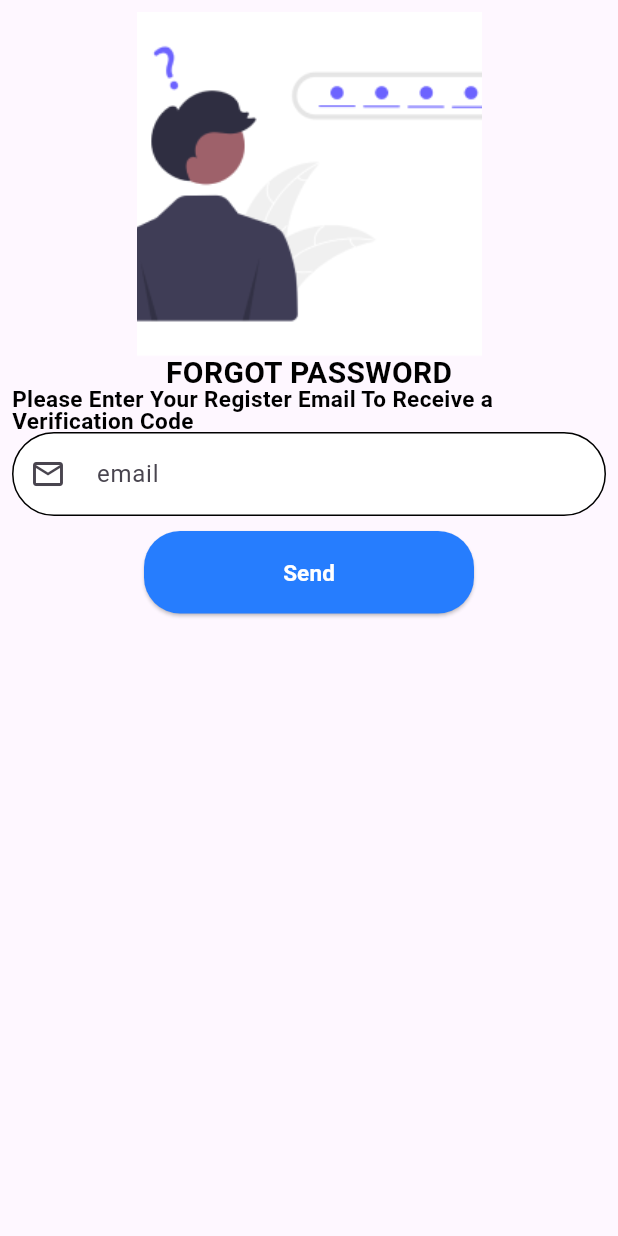
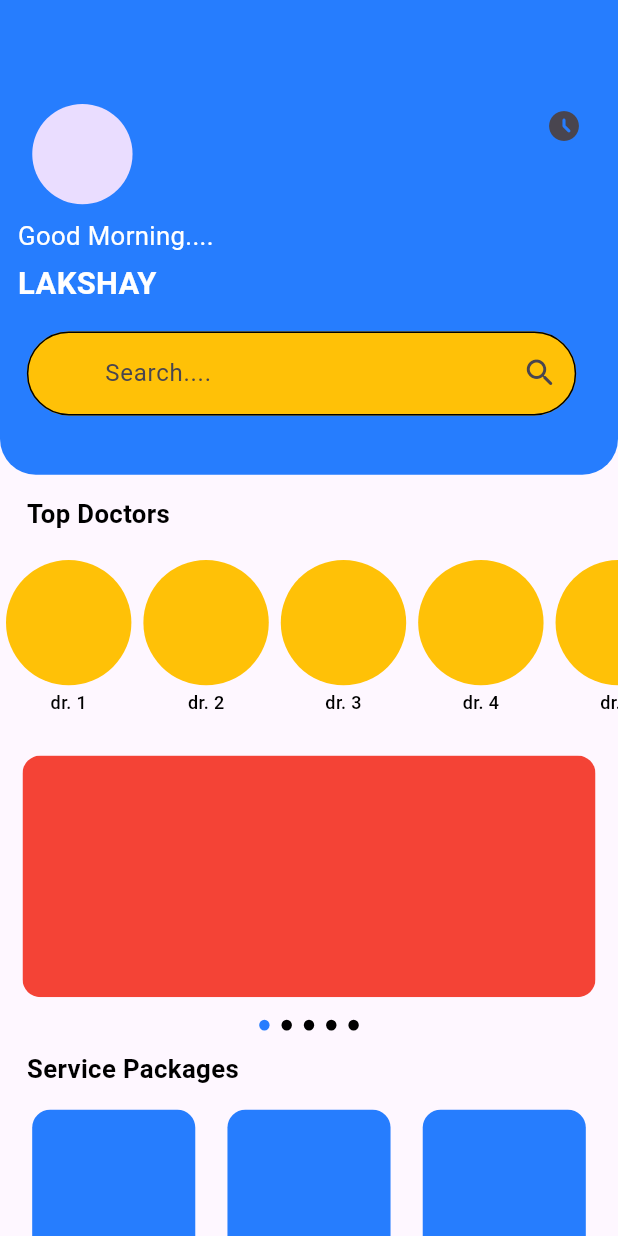
Before and after one commit to mo3tazamer/doctor_appointment, a Flutter app: the screen it shows after launch, on a phone screen of 412 x 824 dp. Run offline on Flutter 3.47's test engine with Material 3 defaults, Android fonts, the phone set to English and light mode, and no system bars; drawn by our look-alikes of smooth_page_indicator; our stand-ins replace flutter_otp_text_field, flutter_screenutil; Roboto replaces fonts that are missing (Poppins, inter).

Commit message:
Initial commit

```diff
--- a/lib/main.dart
+++ b/lib/main.dart
@@ -1,9 +1,11 @@
 
 import 'package:doctor_appointment/presintion_layer/screens/forgot_password.dart';
+import 'package:doctor_appointment/presintion_layer/screens/home_screen.dart';
 import 'package:doctor_appointment/presintion_layer/screens/log_in_screen.dart';
 import 'package:doctor_appointment/presintion_layer/screens/register_screen.dart';
 
 import 'package:flutter/material.dart';
+import 'package:flutter_screenutil/flutter_screenutil.dart';
 
 import 'core/routes/routes.dart';
 
@@ -17,10 +19,16 @@ class MyApp extends StatelessWidget {
   // This widget is the root of your application.
   @override
   Widget build(BuildContext context) {
-    return const MaterialApp(
-      onGenerateRoute: RouteGenerator.generateRoute,
-      debugShowCheckedModeBanner: false,
-      home: ForgotPasswordScreen(),
+    return const ScreenUtilInit(
+      designSize:  Size(360, 690),
+      minTextAdapt: true,
+
+      child: MaterialApp(
+        title: 'Doctor Appointment',
+        onGenerateRoute: RouteGenerator.generateRoute,
+        debugShowCheckedModeBanner: false,
+        home: HomeScreen(),
+      ),
     );
   }
 }
--- /dev/null
+++ b/lib/presintion_layer/screens/home_screen.dart
@@ -0,0 +1,215 @@
+import 'package:flutter/material.dart';
+import 'package:flutter_screenutil/flutter_screenutil.dart';
+import 'package:smooth_page_indicator/smooth_page_indicator.dart';
+import '../../core/color_manager.dart';
+import '../../core/font_manager.dart';
+import '../../core/text_style/textstyle_manager_poppins.dart';
+import '../widgets/my_Text_form_filed.dart';
+
+class HomeScreen extends StatelessWidget {
+  const HomeScreen({super.key});
+
+  @override
+  Widget build(BuildContext context) {
+    final controller = PageController();
+    return Scaffold(
+      extendBodyBehindAppBar: true,
+      body: SingleChildScrollView(
+        physics: const RangeMaintainingScrollPhysics(),
+        child: Column(children: [
+          Stack(children: [
+            Container(
+              decoration: BoxDecoration(
+                color: ColorManager.blue,
+                borderRadius:
+                    BorderRadius.vertical(bottom: Radius.circular(20.dm)),
+              ),
+              height: 265.h,
+              width: double.infinity.w,
+            ),
+            Positioned(
+                left: 10.h,
+                top: 50.h,
+                child: Padding(
+                  padding: EdgeInsets.all(8.0.h),
+                  child: CircleAvatar(radius: 28.dm),
+                )),
+            Positioned(
+              right: 10.h,
+              top: 50.h,
+              child: IconButton(
+                  onPressed: () {},
+                  icon: const Icon(Icons.access_time_filled_rounded)),
+            ),
+            Positioned(
+                left: 10.h,
+                top: 125.h,
+                child: Text(
+                  'Good Morning....',
+                  style: regularTextStylePoppins(
+                      color: ColorManager.white, fontSize: FontSize.s15.sp),
+                )),
+            Positioned(
+                left: 10.h,
+                top: 150.h,
+                child: Text(
+                  'LAKSHAY',
+                  style: getBoldStylePoppins(
+                      color: ColorManager.white, fontSize: FontSize.s18.sp),
+                )),
+            Positioned(
+                left: 15.h,
+                top: 185.h,
+                child: SizedBox(
+                    height: 60.h,
+                    width: 320.w,
+                    child: const MyTextFormFiled(
+                      colorManager: ColorManager.yellow,
+                      hintText: 'Search....',
+                      suffixIcon: Icons.search_rounded,
+                    )))
+          ]),
+          Padding(
+            padding: EdgeInsets.all(15.0.h),
+            child: Row(
+              children: [
+                Text(
+                  'Top Doctors',
+                  style: getSemiBoldStylePoppins(
+                      fontSize: FontSize.s15.sp, color: ColorManager.black),
+                ),
+              ],
+            ),
+          ),
+          SizedBox(
+            height: 100.h,
+            width: double.infinity.w,
+            child: ListView.builder(
+                itemBuilder: (context, index) => Padding(
+                      padding: const EdgeInsets.all(4.0),
+                      child: Column(
+                        children: [
+                          Flexible(
+                            child: CircleAvatar(
+                              backgroundColor: Colors.amber,
+                              radius: 35.dm,
+                            ),
+                          ),
+                          SizedBox(
+                            height: 5.h,
+                          ),
+                          Text(
+                            'dr. ${index + 1}',
+                            style: getMediumStylePoppins(
+                                color: ColorManager.black,
+                                fontSize: FontSize.s12),
+                          )
+                        ],
+                      ),
+                    ),
+                itemCount: 5,
+                scrollDirection: Axis.horizontal),
+          ),
+          SizedBox(
+            height: 160.h,
+            child: PageView.builder(
+
+              physics: const BouncingScrollPhysics(),
+              controller: controller,
+              itemBuilder: (context, index) => Padding(
+                padding: const EdgeInsets.all(15.0),
+                child: ClipRRect(
+                  borderRadius: BorderRadius.circular(10.h),
+                  child: Container(
+                    height: 350.h,
+                    width: 137.w,
+                    color: Colors.red,
+                  ),
+                ),
+              ),
+              itemCount: 5,
+            ),
+          ),
+          SmoothPageIndicator(
+            controller: controller,
+            count: 5,
+            effect: SlideEffect(
+              dotHeight: 6.h,
+              dotWidth: 6.w,
+              activeDotColor: ColorManager.blue,
+              dotColor: ColorManager.black,
+            ),
+          ),
+          Padding(
+            padding: EdgeInsets.all(15.0.h),
+            child: Row(
+              children: [
+                Text(
+                  'Service Packages',
+                  style: getSemiBoldStylePoppins(
+                      fontSize: FontSize.s15.sp, color: ColorManager.black),
+                ),
+              ],
+            ),
+          ),
+          Row(
+            mainAxisAlignment: MainAxisAlignment.spaceEvenly,
+            children: [
+              Column(
+                children: [
+                  Container(
+                    height: 95.h,
+                    width: 95.w,
+                    decoration: BoxDecoration(
+                      color: ColorManager.blue,
+                      borderRadius: BorderRadius.circular(10.h),
+                    ),
+                  ),
+                  Text(
+                    'Easy',
+                    style: getMediumStylePoppins(
+                        color: ColorManager.black, fontSize: FontSize.s12.sp),
+                  )
+                ],
+              ),
+              Column(
+                children: [
+                  Container(
+                    height: 95.h,
+                    width: 95.w,
+                    decoration: BoxDecoration(
+                      color: ColorManager.blue,
+                      borderRadius: BorderRadius.circular(10.h),
+                    ),
+                  ),
+                  Text(
+                    'Moderate',
+                    style: getMediumStylePoppins(
+                        color: ColorManager.black, fontSize: FontSize.s12.sp),
+                  )
+                ],
+              ),
+              Column(
+                children: [
+                  Container(
+                    height: 95.h,
+                    width: 95.w,
+                    decoration: BoxDecoration(
+                      color: ColorManager.blue,
+                      borderRadius: BorderRadius.circular(10.h),
+                    ),
+                  ),
+                  Text(
+                    'Advance',
+                    style: getMediumStylePoppins(
+                        color: ColorManager.black, fontSize: FontSize.s12.sp),
+                  )
+                ],
+              ),
+            ],
+          )
+        ]),
+      ),
+    );
+  }
+}
--- a/pubspec.yaml
+++ b/pubspec.yaml
@@ -31,6 +31,8 @@ dependencies:
   flutter:
     sdk: flutter
   flutter_otp_text_field: ^1.1.0+2
+  flutter_screenutil:
+  smooth_page_indicator: ^1.1.0
 
 
   # The following adds the Cupertino Icons font to your application.
```
Also changed, not shown: pubspec.lock.
